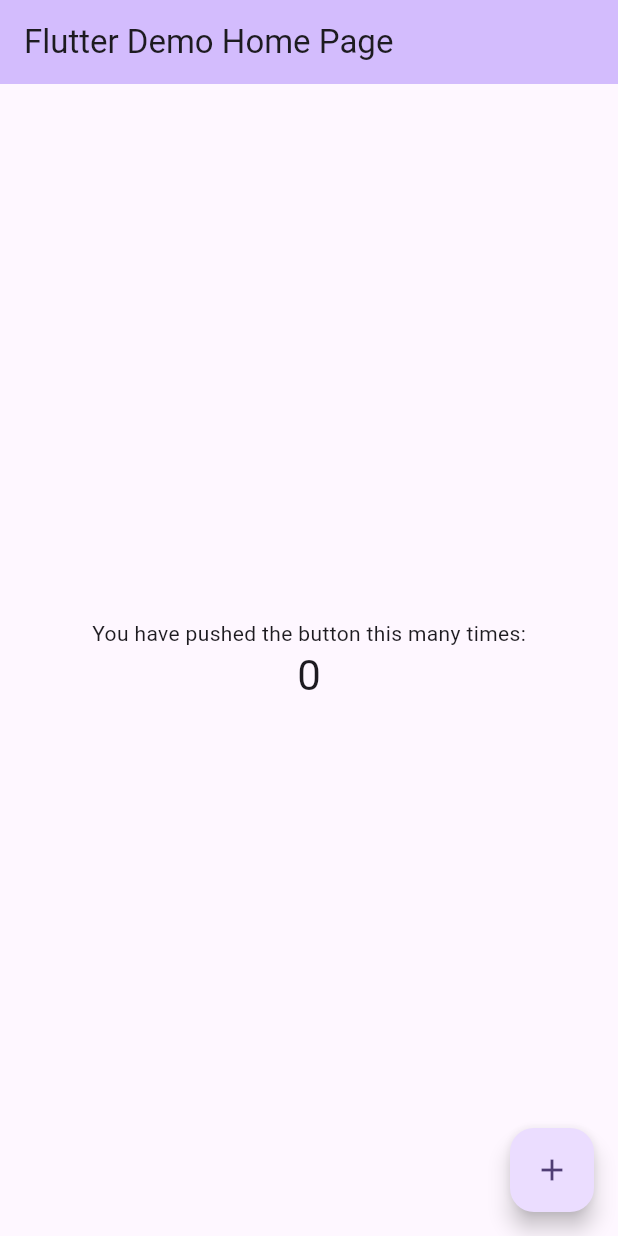
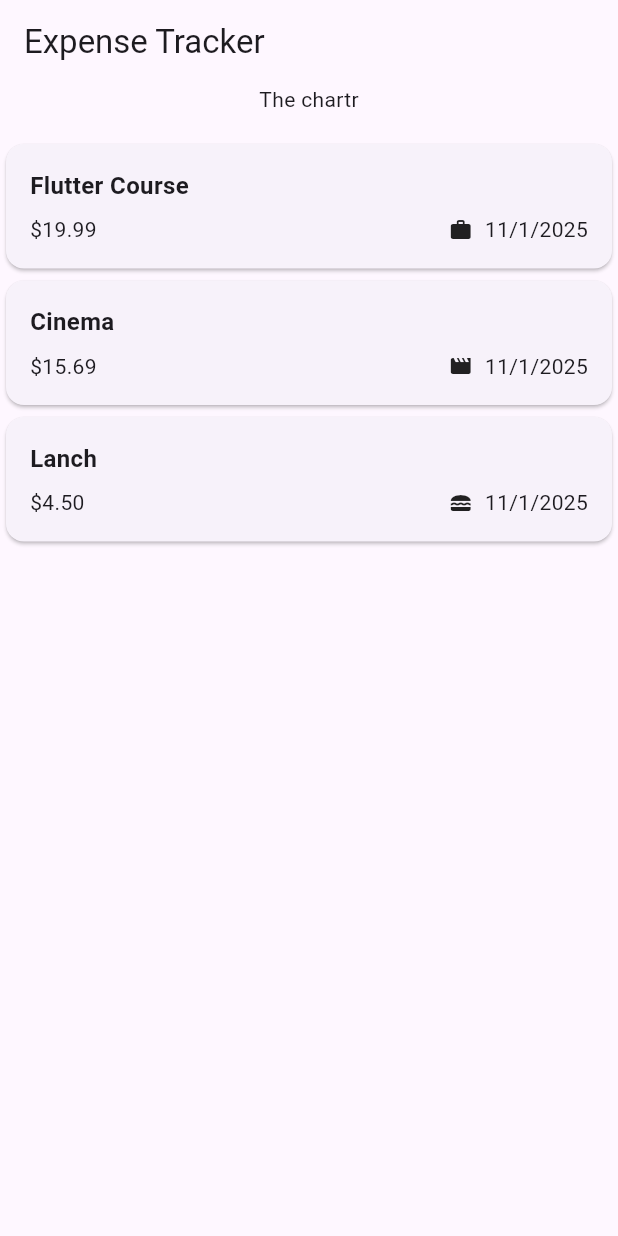
Before and after one commit to GhadeerHamed/flutter-expense-tracker, a Flutter app: the screen it shows after launch, on a phone screen of 412 x 824 dp. Run offline on Flutter 3.47's test engine with Material 3 defaults, Android fonts, the phone set to English and light mode, and no system bars.

Commit message:
Refactor app structure and implement expense tracking features

```diff
--- a/lib/main.dart
+++ b/lib/main.dart
@@ -1,122 +1,13 @@
+import 'package:expense_tracker_project/widgets/expenses.dart';
 import 'package:flutter/material.dart';
 
 void main() {
-  runApp(const MyApp());
+  runApp(
+    MaterialApp(
+      home: Scaffold(
+        appBar: AppBar(title: Text('Expense Tracker')),
+        body: Center(child: Expenses()),
+      ),
+    ),
+  );
 }
-
-class MyApp extends StatelessWidget {
-  const MyApp({super.key});
-
-  // This widget is the root of your application.
-  @override
-  Widget build(BuildContext context) {
-    return MaterialApp(
-      title: 'Flutter Demo',
-      theme: ThemeData(
-        // This is the theme of your application.
-        //
-        // TRY THIS: Try running your application with "flutter run". You'll see
-        // the application has a purple toolbar. Then, without quitting the app,
-        // try changing the seedColor in the colorScheme below to Colors.green
-        // and then invoke "hot reload" (save your changes or press the "hot
-        // reload" button in a Flutter-supported IDE, or press "r" if you used
-        // the command line to start the app).
-        //
-        // Notice that the counter didn't reset back to zero; the application
-        // state is not lost during the reload. To reset the state, use hot
-        // restart instead.
-        //
-        // This works for code too, not just values: Most code changes can be
-        // tested with just a hot reload.
-        colorScheme: ColorScheme.fromSeed(seedColor: Colors.deepPurple),
-      ),
-      home: const MyHomePage(title: 'Flutter Demo Home Page'),
-    );
-  }
-}
-
-class MyHomePage extends StatefulWidget {
-  const MyHomePage({super.key, required this.title});
-
-  // This widget is the home page of your application. It is stateful, meaning
-  // that it has a State object (defined below) that contains fields that affect
-  // how it looks.
-
-  // This class is the configuration for the state. It holds the values (in this
-  // case the title) provided by the parent (in this case the App widget) and
-  // used by the build method of the State. Fields in a Widget subclass are
-  // always marked "final".
-
-  final String title;
-
-  @override
-  State<MyHomePage> createState() => _MyHomePageState();
-}
-
-class _MyHomePageState extends State<MyHomePage> {
-  int _counter = 0;
-
-  void _incrementCounter() {
-    setState(() {
-      // This call to setState tells the Flutter framework that something has
-      // changed in this State, which causes it to rerun the build method below
-      // so that the display can reflect the updated values. If we changed
-      // _counter without calling setState(), then the build method would not be
-      // called again, and so nothing would appear to happen.
-      _counter++;
-    });
-  }
-
-  @override
-  Widget build(BuildContext context) {
-    // This method is rerun every time setState is called, for instance as done
-    // by the _incrementCounter method above.
-    //
-    // The Flutter framework has been optimized to make rerunning build methods
-    // fast, so that you can just rebuild anything that needs updating rather
-    // than having to individually change instances of widgets.
-    return Scaffold(
-      appBar: AppBar(
-        // TRY THIS: Try changing the color here to a specific color (to
-        // Colors.amber, perhaps?) and trigger a hot reload to see the AppBar
-        // change color while the other colors stay the same.
-        backgroundColor: Theme.of(context).colorScheme.inversePrimary,
-        // Here we take the value from the MyHomePage object that was created by
-        // the App.build method, and use it to set our appbar title.
-        title: Text(widget.title),
-      ),
-      body: Center(
-        // Center is a layout widget. It takes a single child and positions it
-        // in the middle of the parent.
-        child: Column(
-          // Column is also a layout widget. It takes a list of children and
-          // arranges them vertically. By default, it sizes itself to fit its
-          // children horizontally, and tries to be as tall as its parent.
-          //
-          // Column has various properties to control how it sizes itself and
-          // how it positions its children. Here we use mainAxisAlignment to
-          // center the children vertically; the main axis here is the vertical
-          // axis because Columns are vertical (the cross axis would be
-          // horizontal).
-          //
-          // TRY THIS: Invoke "debug painting" (choose the "Toggle Debug Paint"
-          // action in the IDE, or press "p" in the console), to see the
-          // wireframe for each widget.
-          mainAxisAlignment: MainAxisAlignment.center,
-          children: <Widget>[
-            const Text('You have pushed the button this many times:'),
-            Text(
-              '$_counter',
-              style: Theme.of(context).textTheme.headlineMedium,
-            ),
-          ],
-        ),
-      ),
-      floatingActionButton: FloatingActionButton(
-        onPressed: _incrementCounter,
-        tooltip: 'Increment',
-        child: const Icon(Icons.add),
-      ), // This trailing comma makes auto-formatting nicer for build methods.
-    );
-  }
-}
--- /dev/null
+++ b/lib/models/expense.dart
@@ -0,0 +1,35 @@
+import 'package:flutter/material.dart';
+import 'package:intl/intl.dart';
+import 'package:uuid/uuid.dart';
+
+final formatter = DateFormat.yMd();
+const uuid = Uuid();
+
+enum Category { food, travel, leisure, work, other }
+
+const categoryIcons = {
+  Category.food: Icons.lunch_dining,
+  Category.travel: Icons.flight_takeoff,
+  Category.leisure: Icons.movie,
+  Category.work: Icons.work,
+  Category.other: Icons.category,
+};
+
+class Expense {
+  Expense({
+    required this.title,
+    required this.amount,
+    required this.date,
+    required this.category,
+  }) : id = uuid.v4();
+
+  final String id;
+  final String title;
+  final double amount;
+  final DateTime date;
+  final Category category;
+
+  String get formattedDate {
+    return formatter.format(date);
+  }
+}
--- /dev/null
+++ b/lib/widgets/expenses.dart
@@ -0,0 +1,47 @@
+import 'package:expense_tracker_project/widgets/expenses_list/expenses_list.dart';
+import 'package:expense_tracker_project/models/expense.dart';
+import 'package:flutter/material.dart';
+
+class Expenses extends StatefulWidget {
+  const Expenses({super.key});
+
+  @override
+  State<Expenses> createState() => _ExpensesState();
+}
+
+class _ExpensesState extends State<Expenses> {
+  final List<Expense> _registeredExpenses = [
+    Expense(
+      title: 'Flutter Course',
+      amount: 19.99,
+      date: DateTime.now(),
+      category: Category.work,
+    ),
+    Expense(
+      title: 'Cinema',
+      amount: 15.69,
+      date: DateTime.now(),
+      category: Category.leisure,
+    ),
+    Expense(
+      title: "Lanch",
+      amount: 4.5,
+      date: DateTime.now(),
+      category: Category.food,
+    ),
+  ];
+
+  @override
+  Widget build(BuildContext context) {
+    return Scaffold(
+      body: Column(
+        mainAxisAlignment: MainAxisAlignment.center,
+        children: [
+          const Text('The chartr'),
+          const SizedBox(height: 16),
+          Expanded(child: ExpensesList(expenses: _registeredExpenses)),
+        ],
+      ),
+    );
+  }
+}
--- /dev/null
+++ b/lib/widgets/expenses_list/expense_item.dart
@@ -0,0 +1,39 @@
+import 'package:expense_tracker_project/models/expense.dart';
+import 'package:flutter/material.dart';
+
+class ExpenseItem extends StatelessWidget {
+  const ExpenseItem(this.expense, {super.key});
+
+  final Expense expense;
+  @override
+  Widget build(BuildContext context) {
+    return Card(
+      child: Padding(
+        padding: const EdgeInsets.all(16.0),
+        child: Column(
+          crossAxisAlignment: CrossAxisAlignment.start,
+          children: [
+            Text(
+              expense.title,
+              style: const TextStyle(fontSize: 16, fontWeight: FontWeight.bold),
+            ),
+            const SizedBox(height: 8),
+            Row(
+              children: [
+                Text('\$${expense.amount.toStringAsFixed(2)}'),
+                Spacer(),
+                Row(
+                  children: [
+                    Icon(categoryIcons[expense.category], size: 16),
+                    const SizedBox(width: 8),
+                    Text(expense.formattedDate),
+                  ],
+                ),
+              ],
+            ),
+          ],
+        ),
+      ),
+    );
+  }
+}
--- /dev/null
+++ b/lib/widgets/expenses_list/expenses_list.dart
@@ -0,0 +1,16 @@
+import 'package:expense_tracker_project/models/expense.dart';
+import 'package:expense_tracker_project/widgets/expenses_list/expense_item.dart';
+import 'package:flutter/material.dart';
+
+class ExpensesList extends StatelessWidget {
+  const ExpensesList({super.key, required this.expenses});
+
+  final List<Expense> expenses;
+  @override
+  Widget build(BuildContext context) {
+    return ListView.builder(
+      itemCount: expenses.length,
+      itemBuilder: (context, index) => ExpenseItem(expenses[index]),
+    );
+  }
+}
--- a/pubspec.yaml
+++ b/pubspec.yaml
@@ -34,6 +34,8 @@ dependencies:
   # The following adds the Cupertino Icons font to your application.
   # Use with the CupertinoIcons class for iOS style icons.
   cupertino_icons: ^1.0.8
+  uuid: ^4.5.1
+  intl: ^0.20.2
 
 dev_dependencies:
   flutter_test:
```
Also changed, not shown: pubspec.lock.
